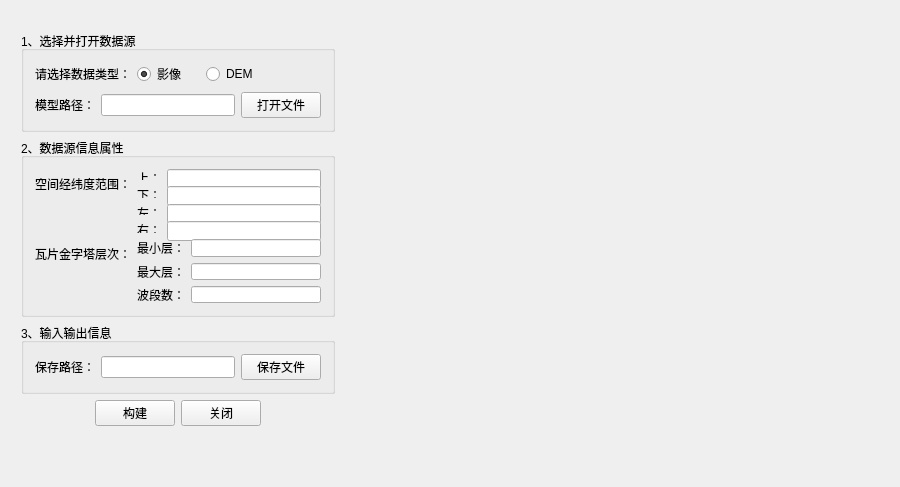
Before: the Qt Designer form TileCutting/mainwindow.ui in flylong0204/TileCuttingTool, drawn with Qt 5.
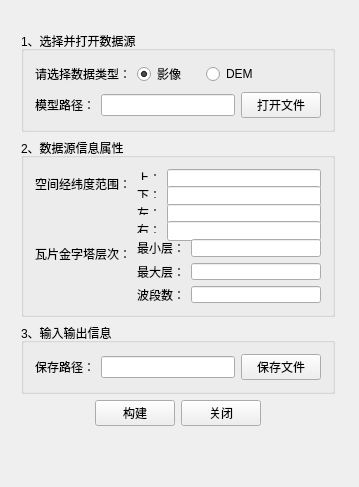
After: the same form once the commit is applied.

Patch:
```diff
--- a/TileCutting/mainwindow.ui
+++ b/TileCutting/mainwindow.ui
@@ -6,7 +6,7 @@
    <rect>
     <x>0</x>
     <y>0</y>
-    <width>900</width>
+    <width>359</width>
     <height>487</height>
    </rect>
   </property>
```
